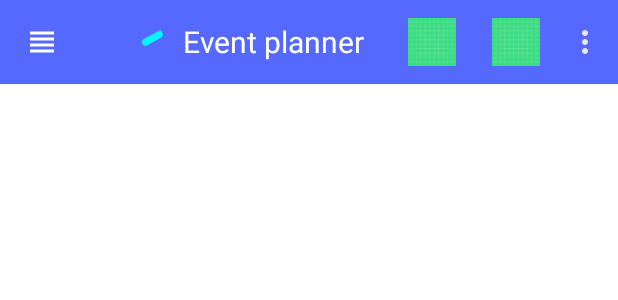
After one commit to nikola-velemir/fusmobilni, an Android app: the layout activity_home_base.xml on its own in the app's theme, with its tools: preview values and no code run, on a phone screen of 412 x 824 dp. The commit adds this screen. Shown: the top 300 px of the screen. Run offline under Robolectric (Android 15) with nearby library versions, the phone set to English and light mode, and no system bars.

Commit message:
[feature] toolbar and navigation drawer; [wip] routing

```diff
--- a/app/build.gradle
+++ b/app/build.gradle
@@ -38,6 +38,7 @@ dependencies {
     implementation libs.material
     implementation libs.activity
     implementation libs.constraintlayout
+    implementation libs.navigation.ui
     testImplementation libs.junit
     androidTestImplementation libs.ext.junit
     androidTestImplementation libs.espresso.core
--- /dev/null
+++ b/app/src/main/res/drawable/ic_hamburger.xml
@@ -0,0 +1,11 @@
+<vector xmlns:android="http://schemas.android.com/apk/res/android"
+    android:width="24dp"
+    android:height="24dp"
+    android:viewportWidth="24"
+    android:viewportHeight="24"
+    android:tint="#ffffff"
+    android:alpha="1">
+  <path
+      android:fillColor="@android:color/white"
+      android:pathData="M4,15h16v-2L4,13v2zM4,19h16v-2L4,17v2zM4,11h16L20,9L4,9v2zM4,5v2h16L20,5L4,5z"/>
+</vector>
--- /dev/null
+++ b/app/src/main/res/layout/activity_home_base.xml
@@ -0,0 +1,51 @@
+<?xml version="1.0" encoding="utf-8"?>
+<androidx.coordinatorlayout.widget.CoordinatorLayout xmlns:android="http://schemas.android.com/apk/res/android"
+    xmlns:app="http://schemas.android.com/apk/res-auto"
+    xmlns:tools="http://schemas.android.com/tools"
+    android:id="@+id/activity_home_base"
+    android:layout_width="match_parent"
+    android:layout_height="match_parent"
+    tools:context=".activities.HomeActivity"
+    android:theme="@style/Base.Theme.FusMobilni">
+    <com.google.android.material.appbar.AppBarLayout
+        android:layout_width="match_parent"
+        android:layout_height="wrap_content">
+
+        <com.google.android.material.appbar.MaterialToolbar
+            android:id="@+id/topAppBar"
+            style="@style/Widget.MaterialComponents.Toolbar.Primary"
+            android:layout_width="match_parent"
+
+            android:layout_height="match_parent"
+            android:background="@color/primary_blue_900"
+            android:scrollbarSize="4dp"
+            app:menu="@menu/navigation_menu"
+            app:navigationIcon="@drawable/ic_hamburger">
+
+            <ImageView
+                android:layout_width="50sp"
+                android:layout_height="50sp"
+                android:src="@mipmap/ic_launcher_foreground" />
+
+            <TextView
+                android:layout_width="wrap_content"
+                android:layout_height="match_parent"
+                android:text="Event planner"
+                android:textColor="@color/white"
+                android:textSize="20sp" />
+        </com.google.android.material.appbar.MaterialToolbar>
+
+
+
+    </com.google.android.material.appbar.AppBarLayout>
+
+    <!-- Note: A RecyclerView can also be used -->
+    <androidx.core.widget.NestedScrollView
+        android:layout_width="match_parent"
+        android:layout_height="match_parent"
+        app:layout_behavior="@string/appbar_scrolling_view_behavior">
+
+        <!-- Scrollable content -->
+
+    </androidx.core.widget.NestedScrollView>
+</androidx.coordinatorlayout.widget.CoordinatorLayout>
--- /dev/null
+++ b/app/src/main/res/menu/navigation_menu.xml
@@ -0,0 +1,22 @@
+<?xml version="1.0" encoding="utf-8"?>
+<menu xmlns:android="http://schemas.android.com/apk/res/android"
+    xmlns:app="http://schemas.android.com/apk/res-auto">
+
+    <item
+        android:id="@+id/favorite"
+        android:icon="@drawable/ic_launcher_background"
+        android:title="Favourites"
+        app:showAsAction="ifRoom" />
+
+    <item
+        android:id="@+id/search"
+        android:icon="@drawable/ic_launcher_background"
+        android:title="Search"
+        app:showAsAction="ifRoom" />
+
+    <item
+        android:id="@+id/more"
+        android:icon="@drawable/ic_launcher_background"
+        android:title="More Options"
+        app:showAsAction="never" />
+</menu>
--- a/app/src/main/res/values-night/themes.xml
+++ b/app/src/main/res/values-night/themes.xml
@@ -1,7 +1,39 @@
 <resources xmlns:tools="http://schemas.android.com/tools">
     <!-- Base application theme. -->
-    <style name="Base.Theme.FusMobilni" parent="Theme.Material3.DayNight.NoActionBar">
-        <!-- Customize your dark theme here. -->
-        <!-- <item name="colorPrimary">@color/my_dark_primary</item> -->
+    <style name="Base.Theme.FusMobilni" parent="Theme.Material3.Light.NoActionBar">
+        <!-- Customize your light theme here. -->
+        <!-- <item name="colorPrimary">@color/my_light_primary</item> -->
+        <!-- Original AppCompat attributes. -->
+        <item name="colorPrimary">@color/primary_blue_900</item>
+        <item name="colorSecondary">@color/secondary_cyan_900</item>
+        <item name="android:colorBackground">@color/white</item>
+        <item name="colorError">@color/accent_red</item>
+        <item name="android:windowNoTitle">true</item>
+        <item name="android:windowActionBar">false</item>
+        <!-- New MaterialComponents attributes. -->
+        <item name="colorPrimaryVariant">@color/primary_blue_500</item>
+        <item name="colorSecondaryVariant">@color/secondary_cyan_300</item>
+        <item name="colorSurface">@color/primary_blue_300</item>
+        <item name="colorOnPrimary">@color/text_400</item>
+        <item name="colorOnSecondary">@color/text_400</item>
+        <item name="colorOnBackground">@color/text_900</item>
+        <item name="colorOnError">@color/accent_red</item>
+        <item name="colorOnSurface">@color/text_700</item>
+        <item name="scrimBackground">@color/primary_blue_500</item>
+        <item name="textAppearanceHeadline1">@style/TextAppearance.MaterialComponents.Headline1</item>
+        <item name="textAppearanceHeadline2">@style/TextAppearance.MaterialComponents.Headline2</item>
+        <item name="textAppearanceHeadline3">@style/TextAppearance.MaterialComponents.Headline3</item>
+        <item name="textAppearanceHeadline4">@style/TextAppearance.MaterialComponents.Headline4</item>
+        <item name="textAppearanceHeadline5">@style/TextAppearance.MaterialComponents.Headline5</item>
+        <item name="textAppearanceHeadline6">@style/TextAppearance.MaterialComponents.Headline6</item>
+        <item name="textAppearanceSubtitle1">@style/TextAppearance.MaterialComponents.Subtitle1</item>
+        <item name="textAppearanceSubtitle2">@style/TextAppearance.MaterialComponents.Subtitle2</item>
+        <item name="textAppearanceBody1">@style/TextAppearance.MaterialComponents.Body1</item>
+        <item name="textAppearanceBody2">@style/TextAppearance.MaterialComponents.Body2</item>
+        <item name="textAppearanceCaption">@style/TextAppearance.MaterialComponents.Caption</item>
+        <item name="textAppearanceButton">@style/TextAppearance.MaterialComponents.Button</item>
+        <item name="textAppearanceOverline">@style/TextAppearance.MaterialComponents.Overline</item>
     </style>
+
+    <style name="Theme.FusMobilni" parent="Base.Theme.FusMobilni" />
 </resources>
--- a/app/src/main/res/values/strings.xml
+++ b/app/src/main/res/values/strings.xml
@@ -1,3 +1,5 @@
 <resources>
     <string name="app_name">FusMobilni</string>
+    <string name="navigation_drawer_open">Open drawer</string>
+    <string name="navigation_drawer_close">Closed Drawer</string>
 </resources>
--- a/app/src/main/res/values/themes.xml
+++ b/app/src/main/res/values/themes.xml
@@ -1,6 +1,6 @@
 <resources xmlns:tools="http://schemas.android.com/tools">
     <!-- Base application theme. -->
-    <style name="Base.Theme.FusMobilni" parent="Theme.Material3.DayNight.NoActionBar">
+    <style name="Base.Theme.FusMobilni" parent="Theme.Material3.Light.NoActionBar">
         <!-- Customize your light theme here. -->
         <!-- <item name="colorPrimary">@color/my_light_primary</item> -->
         <!-- Original AppCompat attributes. -->
@@ -8,7 +8,8 @@
         <item name="colorSecondary">@color/secondary_cyan_900</item>
         <item name="android:colorBackground">@color/white</item>
         <item name="colorError">@color/accent_red</item>
-
+        <item name="android:windowNoTitle">true</item>
+        <item name="android:windowActionBar">false</item>
         <!-- New MaterialComponents attributes. -->
         <item name="colorPrimaryVariant">@color/primary_blue_500</item>
         <item name="colorSecondaryVariant">@color/secondary_cyan_300</item>
--- a/gradle/libs.versions.toml
+++ b/gradle/libs.versions.toml
@@ -7,6 +7,7 @@ appcompat = "1.7.0"
 material = "1.12.0"
 activity = "1.9.3"
 constraintlayout = "2.2.0"
+navigationUi = "2.8.3"
 
 [libraries]
 junit = { group = "junit", name = "junit", version.ref = "junit" }
@@ -16,6 +17,7 @@ appcompat = { group = "androidx.appcompat", name = "appcompat", version.ref = "a
 material = { group = "com.google.android.material", name = "material", version.ref = "material" }
 activity = { group = "androidx.activity", name = "activity", version.ref = "activity" }
 constraintlayout = { group = "androidx.constraintlayout", name = "constraintlayout", version.ref = "constraintlayout" }
+navigation-ui = { group = "androidx.navigation", name = "navigation-ui", version.ref = "navigationUi" }
 
 [plugins]
 android-application = { id = "com.android.application", version.ref = "agp" }
```
Also changed, not shown: app/src/main/AndroidManifest.xml (+6 -2 lines), app/src/main/java/com/example/fusmobilni/activities/HomeActivity.java (added, +57 -0 lines), app/src/main/java/com/example/fusmobilni/activities/MainActivity.java (renamed from app/src/main/java/com/example/fusmobilni/MainActivity.java, +18 -4 lines), app/src/main/res/layout/activity_home.xml (added, +27 -0 lines), app/src/main/res/layout/activity_main.xml (+17 -1 lines), app/src/main/res/menu/navigation_drawer.xml (added, +25 -0 lines), app/src/main/res/navigation/base_navigation.xml (added, +11 -0 lines).
